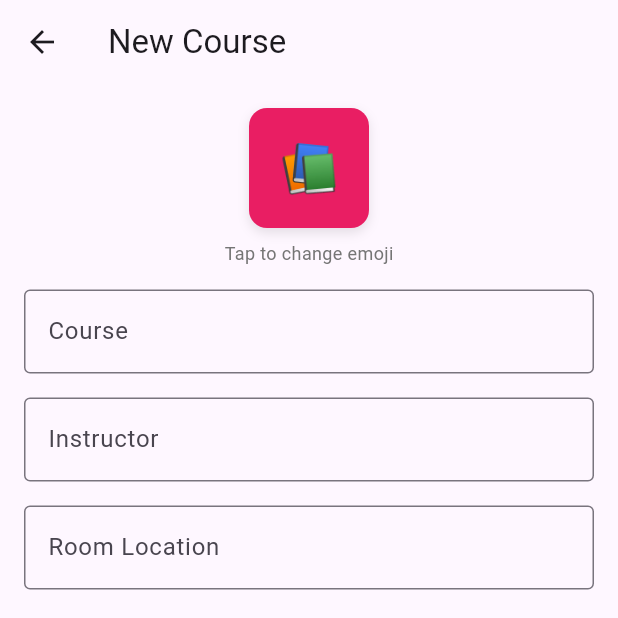
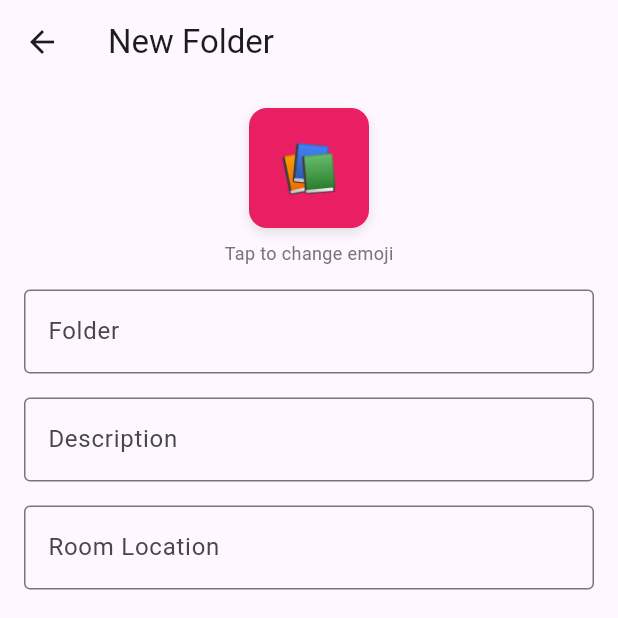
Before and after one commit to munkh-hustle/munuuly, a Flutter app: the screen it shows after launch, after a tap on the "add" icon, on a phone screen of 412 x 824 dp, the top half of it. Run offline on Flutter 3.47's test engine with Material 3 defaults, Android fonts, the light colour scheme and no system bars.

Commit message:
Course to folder

```diff
--- a/lib/screens/course_list_screen.dart
+++ b/lib/screens/course_list_screen.dart
@@ -14,7 +14,7 @@ class CourseListScreen extends StatelessWidget {
     return Scaffold(
       appBar: AppBar(
         title: const Text(
-          'Courses',
+          'Folders',
           style: TextStyle(
             fontSize: 32,
             fontWeight: FontWeight.bold,
@@ -32,7 +32,7 @@ actions: [
           showDialog(
             context: context,
             builder: (context) => AlertDialog(
-              title: const Text('Sort Courses By'),
+              title: const Text('Sort Folders By'),
               content: Column(
                 mainAxisSize: MainAxisSize.min,
                 children: [
--- a/lib/screens/edit_course_screen.dart
+++ b/lib/screens/edit_course_screen.dart
@@ -48,7 +48,7 @@ class _EditCourseScreenState extends State<EditCourseScreen> {
   Widget build(BuildContext context) {
     return Scaffold(
       appBar: AppBar(
-        title: Text(widget.course == null ? 'New Course' : 'Edit Course'),
+        title: Text(widget.course == null ? 'New Folder' : 'Edit Folder'),
         leading: IconButton(
           icon: const Icon(Icons.arrow_back),
           onPressed: () => Navigator.of(context).pop(),
@@ -60,7 +60,7 @@ class _EditCourseScreenState extends State<EditCourseScreen> {
           key: _formKey,
           child: Column(
             children: [
-              // Course Icon with Emoji
+              // Folder Icon with Emoji
               GestureDetector(
                 onTap: _showEmojiPicker,
                 child: Container(
@@ -95,27 +95,27 @@ class _EditCourseScreenState extends State<EditCourseScreen> {
               ),
               const SizedBox(height: 16),
 
-              // Course Name Field
+              // Folder Name Field
               TextFormField(
                 controller: _nameController,
                 decoration: const InputDecoration(
-                  labelText: 'Course',
+                  labelText: 'Folder',
                   border: OutlineInputBorder(),
                 ),
                 validator: (value) {
                   if (value == null || value.isEmpty) {
-                    return 'Please enter course name';
+                    return 'Please enter folder name';
                   }
                   return null;
                 },
               ),
               const SizedBox(height: 16),
 
-              // Instructor Field
+              // Description Field
               TextFormField(
                 controller: _instructorController,
                 decoration: const InputDecoration(
-                  labelText: 'Instructor',
+                  labelText: 'Description',
                   border: OutlineInputBorder(),
                 ),
               ),
```
